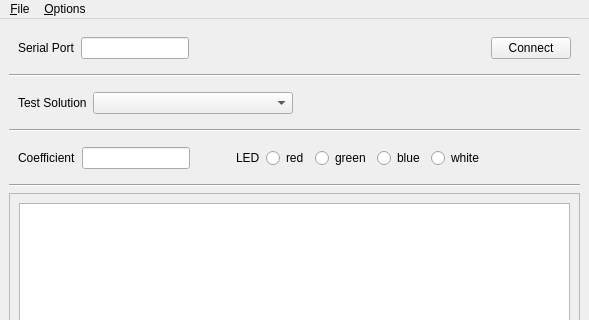
This is python/Colorimeter/colorimeter/gui/measure/measure.ui in iorodeo/colorimeter as Qt 5 draws it before an edit; both pictures show x 0 to 589 and y 0 to 320 of the 589 by 537 pixel window. The edited form follows.
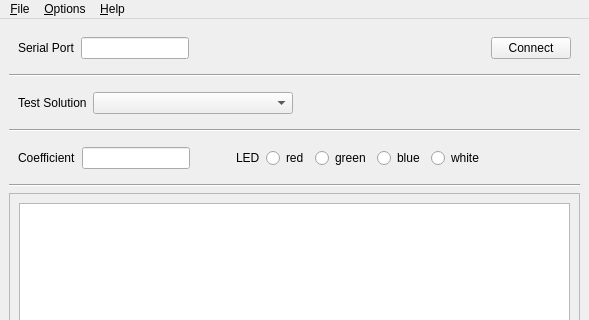
This is the edited form. Custom widgets are drawn as their Qt base class.

Commit message: Added About dialogs w/ version number information. Set fake measure flag to False. Prettified saving for basic program.

```diff
--- a/python/Colorimeter/colorimeter/gui/measure/measure.ui
+++ b/python/Colorimeter/colorimeter/gui/measure/measure.ui
@@ -366,8 +366,15 @@
     <addaction name="menuInclude"/>
     <addaction name="actionEditTestSolutions"/>
    </widget>
+   <widget class="QMenu" name="menu_Help">
+    <property name="title">
+     <string>&amp;Help</string>
+    </property>
+    <addaction name="actionAbout"/>
+   </widget>
    <addaction name="menuFile"/>
    <addaction name="menuOptions"/>
+   <addaction name="menu_Help"/>
   </widget>
   <widget class="QStatusBar" name="statusbar"/>
   <action name="actionReloadTestSolutions">
```
Left out of the diff: 5 changed lines with no effect on the pictures. The commit also changes 10 other files.
